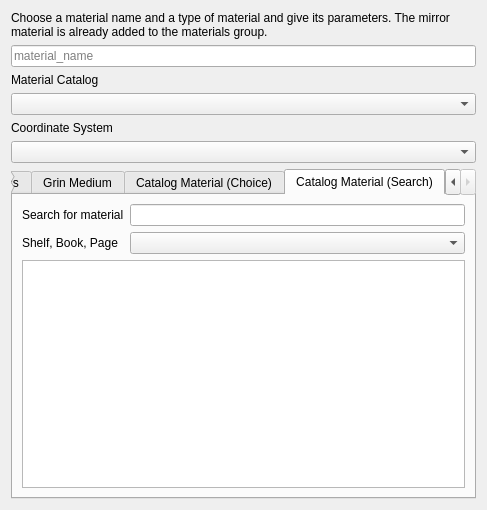
The window that freecad/PyrateWorkbench/Qt/dlg_material_add.ui (mess42/pyrate) describes before a commit, drawn with Qt 5.
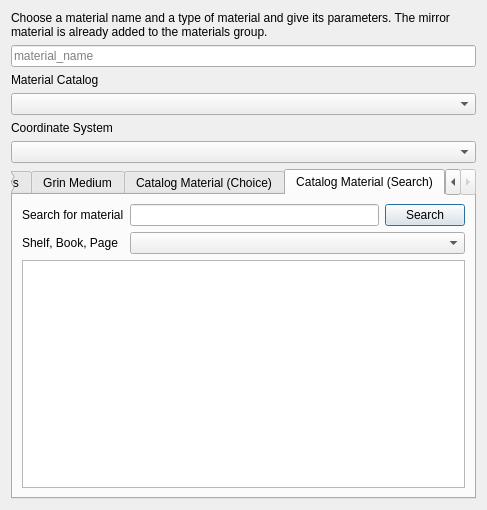
The same window after the commit. The open tabs and pages were chosen to show the change.

Commit message: freecad: material catalog: search function, first steps

Diff of the .ui file:
```diff
--- a/freecad/PyrateWorkbench/Qt/dlg_material_add.ui
+++ b/freecad/PyrateWorkbench/Qt/dlg_material_add.ui
@@ -295,17 +295,24 @@
        <item row="0" column="1">
         <widget class="QLineEdit" name="lineEditSearch"/>
        </item>
-       <item row="1" column="0">
+       <item row="2" column="0">
         <widget class="QLabel" name="label_18">
          <property name="text">
           <string>Shelf, Book, Page</string>
          </property>
         </widget>
        </item>
-       <item row="1" column="1">
+       <item row="0" column="2">
+        <widget class="QPushButton" name="pushButtonSearch">
+         <property name="text">
+          <string>Search</string>
+         </property>
+        </widget>
+       </item>
+       <item row="2" column="1" colspan="2">
         <widget class="QComboBox" name="comboBoxCandidates"/>
        </item>
-       <item row="2" column="0" colspan="2">
+       <item row="3" column="0" colspan="3">
         <widget class="QPlainTextEdit" name="plainTextEditPreviewSearch"/>
        </item>
       </layout>
```
The commit also changes 1 other file.
